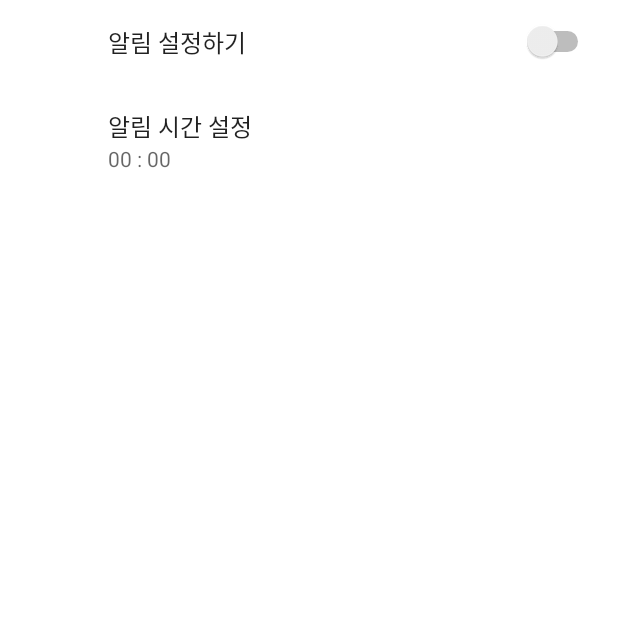
After one commit to tofhddl9/daily-weather-widget, an Android app: the NotificationSettingFragment screen opened through its navigation route, on a phone screen of 412 x 824 dp, the top half of it. The commit adds this screen. Run offline under Robolectric (Android 15) with nearby library versions, the phone set to English and light mode, and no system bars; our stand-ins replace Dagger/Hilt's generated code, androidx.preference; pictures from the network do not load.

Commit message:
Implement preference

```diff
--- a/app/src/main/java/com/lgtm/daily_weather_widget/presentation/WeatherFragment.kt
+++ b/app/src/main/java/com/lgtm/daily_weather_widget/presentation/WeatherFragment.kt
@@ -12,6 +12,7 @@ import androidx.fragment.app.viewModels
 import androidx.lifecycle.Lifecycle
 import androidx.lifecycle.lifecycleScope
 import androidx.lifecycle.repeatOnLifecycle
+import androidx.navigation.fragment.findNavController
 import com.bumptech.glide.Glide
 import com.lgtm.daily_weather_widget.R
 import com.lgtm.daily_weather_widget.databinding.FragmentWeatherBinding
@@ -35,26 +36,22 @@ class WeatherFragment: Fragment(R.layout.fragment_weather) {
 
         requestPermission()
 
-        initViews()
+        initToolbar()
 
-        observeViewModel()
+        // observeViewModel()
     }
 
     private fun requestPermission() {
         permissionLauncher = registerForActivityResult(
             ActivityResultContracts.RequestMultiplePermissions()
         ) {
-            viewModel.getCurrentWeather()
+            // viewModel.getCurrentWeather()
         }
 
         permissionLauncher.launch(arrayOf(
             Manifest.permission.ACCESS_FINE_LOCATION,
             Manifest.permission.ACCESS_COARSE_LOCATION,
         ))
-    }
-
-    private fun initViews() {
-
     }
 
     private fun observeViewModel() {
@@ -88,6 +85,26 @@ class WeatherFragment: Fragment(R.layout.fragment_weather) {
 
     }
 
+
+    private fun initToolbar() = with(binding.toolbar) {
+        inflateMenu(R.menu.weather_menu)
+        setOnMenuItemClickListener {
+            when (it.itemId) {
+                R.id.menu_setting -> {
+                    moveToSetting()
+                    return@setOnMenuItemClickListener true
+                }
+                else -> {
+                    false
+                }
+            }
+        }
+    }
+
+    private fun moveToSetting() {
+        findNavController().navigate(WeatherFragmentDirections.actionWeatherFragmentToSettingFragment())
+    }
+
 }
 
 //TODO : modify to domain vo
--- a/app/src/main/java/com/lgtm/daily_weather_widget/presentation/WeatherViewModel.kt
+++ b/app/src/main/java/com/lgtm/daily_weather_widget/presentation/WeatherViewModel.kt
@@ -34,7 +34,7 @@ class WeatherViewModel @Inject constructor(
     fun onEvent(event: WeatherUiEvent) {
         when (event) {
             WeatherUiEvent.Refresh -> {
-                getCurrentWeather(fetchFromRemote = true)
+                // getCurrentWeather(fetchFromRemote = true)
             }
         }
     }
--- /dev/null
+++ b/app/src/main/java/com/lgtm/daily_weather_widget/setting/NotificationSettingFragment.kt
@@ -0,0 +1,54 @@
+package com.lgtm.daily_weather_widget.setting
+
+import android.os.Bundle
+import androidx.fragment.app.setFragmentResultListener
+import androidx.navigation.fragment.findNavController
+import androidx.preference.Preference
+import androidx.preference.PreferenceFragmentCompat
+import com.lgtm.daily_weather_widget.R
+import com.lgtm.daily_weather_widget.utils.time.to2Str
+
+class NotificationSettingFragment : PreferenceFragmentCompat() {
+
+    private val settingPreference by lazy { SettingSharedPreference(requireContext()) }
+
+    private var notificationTime: Preference? = null
+
+    override fun onCreatePreferences(savedInstanceState: Bundle?, rootKey: String?) {
+        setPreferencesFromResource(R.xml.notification_setting_preference, rootKey)
+
+        findPreference<Preference>("notification_onoff")?.setOnPreferenceChangeListener { _, option ->
+            true
+        }
+
+        notificationTime = findPreference("notification_time")
+        showNotificationTime()
+        notificationTime?.setOnPreferenceClickListener {
+            moveToTimePickerFragment()
+            true
+        }
+
+        setFragmentResults()
+    }
+
+    private fun setFragmentResults() {
+        setFragmentResultListener("KEY_TIME_PICKER") { _, result ->
+            val hour = result.getInt("KEY_HOUR")
+            val minute = result.getInt("KEY_MINUTE")
+
+            settingPreference.notificationHour = hour
+            settingPreference.notificationMinute = minute
+
+            showNotificationTime()
+        }
+    }
+
+    private fun showNotificationTime() {
+        notificationTime?.summary = "${settingPreference.notificationHour.to2Str()} : ${settingPreference.notificationMinute.to2Str()}"
+    }
+
+    private fun moveToTimePickerFragment() {
+        val action = NotificationSettingFragmentDirections.actionNotificationSettingFragmentToTimePickerFragment()
+        findNavController().navigate(action)
+    }
+}
--- /dev/null
+++ b/app/src/main/java/com/lgtm/daily_weather_widget/setting/SettingSharedPreference.kt
@@ -0,0 +1,31 @@
+package com.lgtm.daily_weather_widget.setting
+
+import android.content.Context
+import android.content.SharedPreferences
+
+class SettingSharedPreference(context: Context) {
+
+    private val prefs: SharedPreferences = context.getSharedPreferences(PREF_NAME, 0)
+
+    var doesNotify: Boolean
+        get() = prefs.getBoolean(KEY_PREF_NOTIFICATION_ON_OFF, false)
+        set(value) = prefs.edit().putBoolean(KEY_PREF_NOTIFICATION_ON_OFF, value).apply()
+
+    var notificationHour: Int
+        get() = prefs.getInt(KEY_PREF_NOTIFICATION_HOUR, 0)
+        set(value) = prefs.edit().putInt(KEY_PREF_NOTIFICATION_HOUR, value).apply()
+
+    var notificationMinute: Int
+        get() = prefs.getInt(KEY_PREF_NOTIFICATION_MINUTE, 0)
+        set(value) = prefs.edit().putInt(KEY_PREF_NOTIFICATION_MINUTE, value).apply()
+
+    companion object {
+        const val PREF_NAME = "SETTING_PREFERENCE"
+
+        // Notification
+        const val KEY_PREF_NOTIFICATION_ON_OFF = "KEY_NOTIFICATION_ON_OFF"
+        const val KEY_PREF_NOTIFICATION_HOUR = "KEY_NOTIFICATION_HOUR"
+        const val KEY_PREF_NOTIFICATION_MINUTE = "KEY_NOTIFICATION_MINUTE"
+
+    }
+}
--- a/app/src/main/java/com/lgtm/daily_weather_widget/utils/time/TimeExt.kt
+++ b/app/src/main/java/com/lgtm/daily_weather_widget/utils/time/TimeExt.kt
@@ -39,3 +39,7 @@ fun timeToSimpleFormat(dt: Long, pattern: String): String {
     val formatter = DateTimeFormatter.ofPattern(pattern)
     return ZonedDateTime.ofInstant(Instant.ofEpochMilli(dt), ZoneId.systemDefault()).format(formatter)
 }
+
+fun Int.to2Str(): String {
+    return String.format("%02d", this)
+}
--- /dev/null
+++ b/app/src/main/res/drawable/ic_baseline_settings_24.xml
@@ -0,0 +1,10 @@
+<vector xmlns:android="http://schemas.android.com/apk/res/android"
+    android:width="24dp"
+    android:height="24dp"
+    android:viewportWidth="24"
+    android:viewportHeight="24"
+    android:tint="?attr/colorControlNormal">
+  <path
+      android:fillColor="@android:color/white"
+      android:pathData="M19.14,12.94c0.04,-0.3 0.06,-0.61 0.06,-0.94c0,-0.32 -0.02,-0.64 -0.07,-0.94l2.03,-1.58c0.18,-0.14 0.23,-0.41 0.12,-0.61l-1.92,-3.32c-0.12,-0.22 -0.37,-0.29 -0.59,-0.22l-2.39,0.96c-0.5,-0.38 -1.03,-0.7 -1.62,-0.94L14.4,2.81c-0.04,-0.24 -0.24,-0.41 -0.48,-0.41h-3.84c-0.24,0 -0.43,0.17 -0.47,0.41L9.25,5.35C8.66,5.59 8.12,5.92 7.63,6.29L5.24,5.33c-0.22,-0.08 -0.47,0 -0.59,0.22L2.74,8.87C2.62,9.08 2.66,9.34 2.86,9.48l2.03,1.58C4.84,11.36 4.8,11.69 4.8,12s0.02,0.64 0.07,0.94l-2.03,1.58c-0.18,0.14 -0.23,0.41 -0.12,0.61l1.92,3.32c0.12,0.22 0.37,0.29 0.59,0.22l2.39,-0.96c0.5,0.38 1.03,0.7 1.62,0.94l0.36,2.54c0.05,0.24 0.24,0.41 0.48,0.41h3.84c0.24,0 0.44,-0.17 0.47,-0.41l0.36,-2.54c0.59,-0.24 1.13,-0.56 1.62,-0.94l2.39,0.96c0.22,0.08 0.47,0 0.59,-0.22l1.92,-3.32c0.12,-0.22 0.07,-0.47 -0.12,-0.61L19.14,12.94zM12,15.6c-1.98,0 -3.6,-1.62 -3.6,-3.6s1.62,-3.6 3.6,-3.6s3.6,1.62 3.6,3.6S13.98,15.6 12,15.6z"/>
+</vector>
--- a/app/src/main/res/layout/daily_weather_widget_small.xml
+++ b/app/src/main/res/layout/daily_weather_widget_small.xml
@@ -6,7 +6,7 @@
     android:layout_width="match_parent"
     android:layout_height="wrap_content"
     tools:layout_width="160dp"
-    android:background="#f0efcc"
+    android:background="@color/myColor"
     android:theme="@style/AppTheme.Black.AppWidgetContainer"
     android:padding="16dp"
     android:orientation="vertical">
--- a/app/src/main/res/layout/daily_weather_widget_wide.xml
+++ b/app/src/main/res/layout/daily_weather_widget_wide.xml
@@ -5,7 +5,7 @@
     android:id="@+id/root"
     android:layout_width="match_parent"
     android:layout_height="wrap_content"
-    android:background="#f0efcc"
+    android:background="@color/myColor"
     android:theme="@style/AppTheme.Black.AppWidgetContainer"
     android:padding="8dp"
     android:orientation="horizontal">
--- /dev/null
+++ b/app/src/main/res/menu/weather_menu.xml
@@ -0,0 +1,9 @@
+<?xml version="1.0" encoding="utf-8"?>
+<menu xmlns:android="http://schemas.android.com/apk/res/android"
+    xmlns:app="http://schemas.android.com/apk/res-auto">
+
+    <item android:id="@+id/menu_setting"
+        android:title="설정"
+        android:icon="@drawable/ic_baseline_settings_24"
+        app:showAsAction="always" />
+</menu>
--- a/app/src/main/res/navigation/nav_main.xml
+++ b/app/src/main/res/navigation/nav_main.xml
@@ -6,6 +6,30 @@
 
     <fragment
         android:id="@+id/weather_fragment"
-        android:name="com.lgtm.daily_weather_widget.presentation.WeatherFragment" />
+        android:name="com.lgtm.daily_weather_widget.presentation.WeatherFragment" >
+        <action
+            android:id="@+id/action_weather_fragment_to_settingFragment"
+            app:destination="@id/settingFragment" />
+    </fragment>
+    <fragment
+        android:id="@+id/settingFragment"
+        android:name="com.lgtm.daily_weather_widget.setting.SettingFragment"
+        android:label="SettingFragment" >
+        <action
+            android:id="@+id/action_settingFragment_to_notificationSettingFragment"
+            app:destination="@id/notificationSettingFragment" />
+    </fragment>
+    <fragment
+        android:id="@+id/notificationSettingFragment"
+        android:name="com.lgtm.daily_weather_widget.setting.NotificationSettingFragment"
+        android:label="NotificationSettingFragment" >
+        <action
+            android:id="@+id/action_notificationSettingFragment_to_timePickerFragment"
+            app:destination="@id/timePickerFragment" />
+    </fragment>
+    <dialog
+        android:id="@+id/timePickerFragment"
+        android:name="com.lgtm.daily_weather_widget.setting.TimePickerFragment"
+        android:label="TimePickerFragment" />
 
 </navigation>
--- a/app/src/main/res/values-night/themes.xml
+++ b/app/src/main/res/values-night/themes.xml
@@ -1,13 +1,13 @@
 <resources xmlns:tools="http://schemas.android.com/tools">
     <!-- Base application theme. -->
     <style name="AppTheme" parent="Theme.MaterialComponents.DayNight.NoActionBar">
-        <item name="colorPrimary">@color/black</item>
-        <item name="colorPrimaryDark">@color/black</item>
-        <item name="android:navigationBarColor">@color/black</item>
-        <item name="background">@color/white</item>
+        <item name="colorPrimary">@color/myColor</item>
+        <item name="colorPrimaryDark">@color/myColor</item>
+        <item name="android:navigationBarColor">@color/myColor</item>
+        <item name="background">@color/myColor</item>
     </style>
 
     <style name="AppTheme.Black" parent="AppTheme">
-        <item name="background">@color/black</item>
+        <item name="background">@color/myColor</item>
     </style>
 </resources>
--- a/app/src/main/res/values/colors.xml
+++ b/app/src/main/res/values/colors.xml
@@ -8,6 +8,7 @@
     <color name="black">#FF000000</color>
     <color name="gray">#FF222222</color>
     <color name="white">#FFFFFFFF</color>
+    <color name="myColor">#98D3E4</color>
     <color name="light_blue_50">#FFE1F5FE</color>
     <color name="light_blue_200">#FF81D4FA</color>
     <color name="light_blue_600">#FF039BE5</color>
--- a/app/src/main/res/values/themes.xml
+++ b/app/src/main/res/values/themes.xml
@@ -1,14 +1,14 @@
 <resources xmlns:tools="http://schemas.android.com/tools">
 
     <style name="AppTheme" parent="Theme.MaterialComponents.DayNight.NoActionBar">
-        <item name="colorPrimary">@color/black</item>
-        <item name="colorPrimaryDark">@color/black</item>
-        <item name="android:navigationBarColor">@color/black</item>
-        <item name="background">@color/white</item>
+        <item name="colorPrimary">@color/myColor</item>
+        <item name="colorPrimaryDark">@color/myColor</item>
+        <item name="android:navigationBarColor">@color/myColor</item>
+        <item name="background">@color/myColor</item>
     </style>
 
     <style name="AppTheme.Black" parent="AppTheme">
-        <item name="background">@color/black</item>
+        <item name="background">@color/myColor</item>
     </style>
 
     <style name="AppTheme.Black.AppWidgetContainerParent" parent="@android:style/Theme.DeviceDefault">
--- /dev/null
+++ b/app/src/main/res/xml/notification_setting_preference.xml
@@ -0,0 +1,16 @@
+<?xml version="1.0" encoding="utf-8"?>
+<PreferenceScreen xmlns:android="http://schemas.android.com/apk/res/android"
+    xmlns:tools="http://schemas.android.com/tools">
+
+    <SwitchPreference
+        android:defaultValue="false"
+        android:key="notification_onoff"
+        android:title="알림 설정하기"/>
+
+    <Preference
+        android:dependency="notification_onoff"
+        android:key="notification_time"
+        android:title="알림 시간 설정"
+        tools:summary="09:00" />
+
+</PreferenceScreen>
```
Also changed, not shown: app/src/main/java/com/lgtm/daily_weather_widget/setting/SettingFragment.kt (added, +26 -0 lines), app/src/main/java/com/lgtm/daily_weather_widget/setting/TimePickerFragment.kt (added, +29 -0 lines), app/src/main/res/drawable/ic_baseline_notifications_24.xml (added, +10 -0 lines), app/src/main/res/layout/fragment_weather.xml (+11 -1 lines), app/src/main/res/xml/setting_preference.xml (added, +10 -0 lines).
